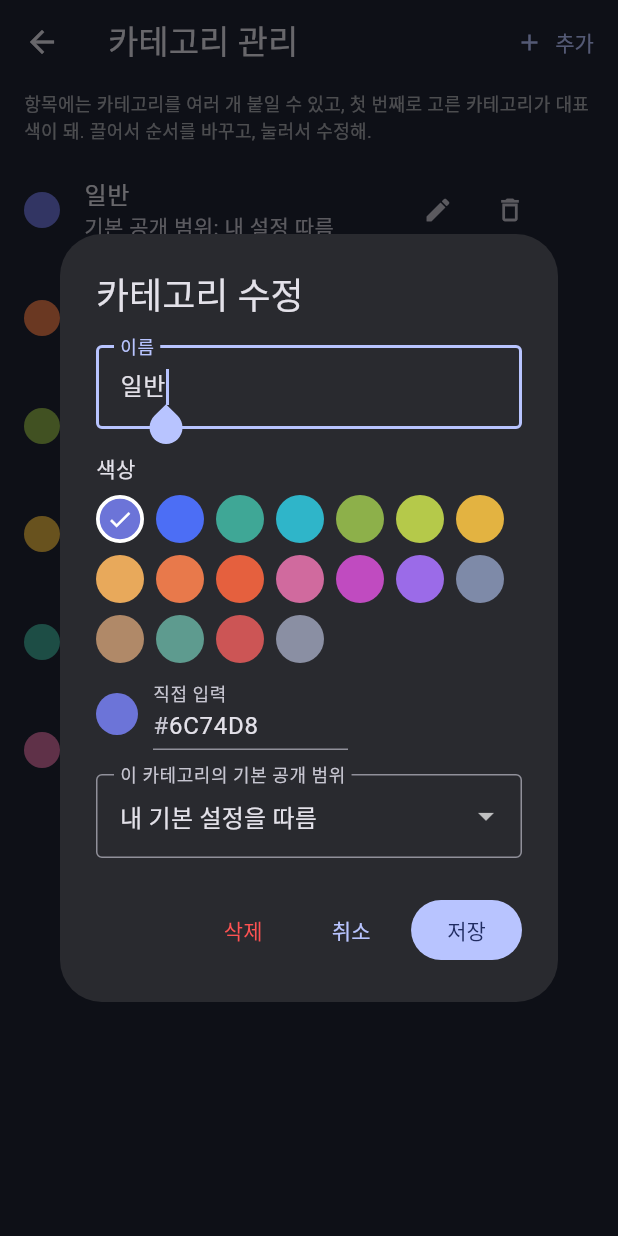
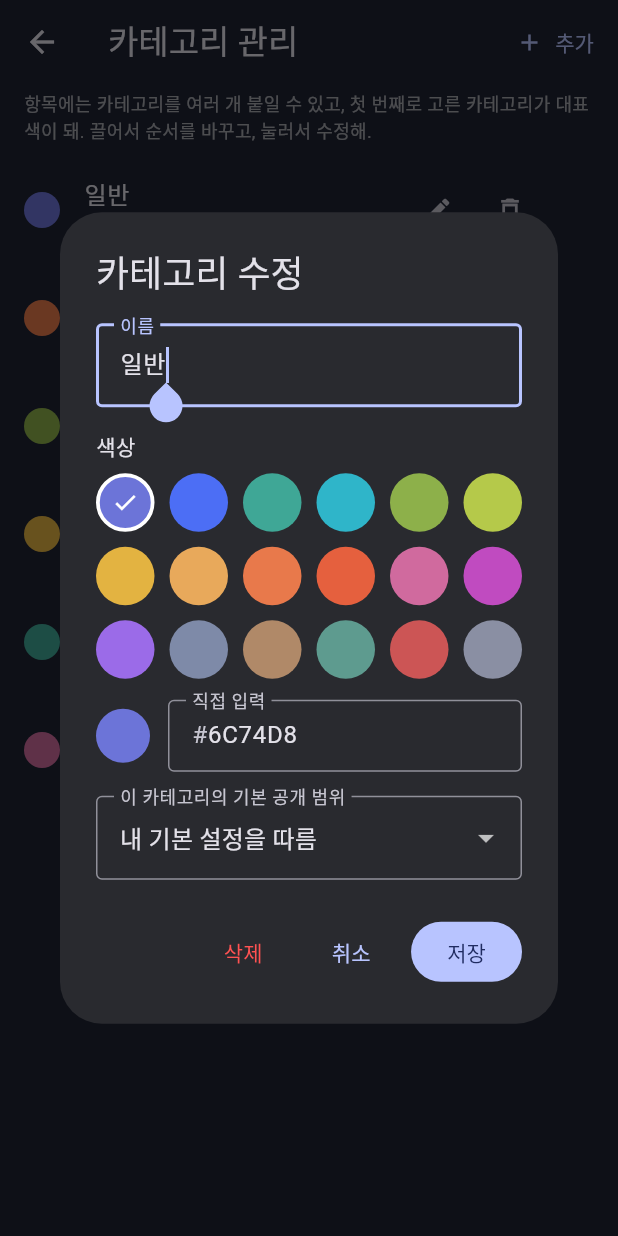
Before and after one commit to wildflow84/wildflow, a Flutter app: the CategoryManagerScreen screen opened directly, after a tap on the "edit" icon, on a phone screen of 412 x 824 dp. Run offline on Flutter 3.47's test engine with Material 3 defaults, Android fonts, the phone set to English and light mode, and no system bars; our stand-ins replace cloud_firestore, firebase_auth, firebase_core; missing offline and left inert: home_widget; accounts and stored records are empty; network calls fail; statements that could not run were skipped.

Commit message:
화면 점검: 날짜 선택창 직접 구현, 줄맞춤/줄바꿈/폭 정리
- 날짜 선택: 기본 다이얼로그가 PC 가로 레이아웃에서 제목이 줄바꿈되던 문제를 직접 만든 선택창으로 해결 (제목 한 줄, '오늘' 바로가기)
- 항목 상세 줄: 이모지 대신 아이콘+색 점으로 정리, 긴 문구 제거
- 색 팔레트: 6열 격자로 줄맞춤, 직접 입력칸을 색 견본과 한 줄로
- 설정/카테고리 관리/할 일 탭: PC에서 폭 제한(640/720)해 가운데 정렬
- 하단 탭: PC에서 폭 480으로 모음
- 전역 테마: 상단 바, 입력창(외곽선), 스낵바(플로팅) 통일
- 달력 칩 잘림에 말줄임표, 삭제 범위 선택창 문구 한 줄로
- 점검용 미리보기 경로 추가(?page=jump|color|catdialog|holiday|login|space|edit-weekly)

Co-Authored-By: Claude Sonnet 5.5 <noreply@anthropic.com>
Claude-Session: https://claude.ai/code/session_01HRGaXf3T9xS7uNCWtxQppT

```diff
--- a/lib/ui/category_manager.dart
+++ b/lib/ui/category_manager.dart
@@ -15,7 +15,6 @@ class CategoryManagerScreen extends StatelessWidget {
     return Scaffold(
       appBar: AppBar(
         title: const Text('카테고리 관리'),
-        backgroundColor: Colors.transparent,
         actions: [
           TextButton.icon(
             onPressed: () => showCategoryDialog(context),
@@ -24,7 +23,11 @@ class CategoryManagerScreen extends StatelessWidget {
           ),
         ],
       ),
-      body: Column(children: [
+      body: Align(
+        alignment: Alignment.topCenter,
+        child: ConstrainedBox(
+          constraints: const BoxConstraints(maxWidth: 640),
+          child: Column(crossAxisAlignment: CrossAxisAlignment.start, children: [
         const Padding(
           padding: EdgeInsets.fromLTRB(16, 4, 16, 8),
           child: Text(
@@ -70,6 +73,8 @@ class CategoryManagerScreen extends StatelessWidget {
           ),
         ),
       ]),
+        ),
+      ),
     );
   }
 }
--- a/lib/ui/color_picker.dart
+++ b/lib/ui/color_picker.dart
@@ -33,14 +33,18 @@ class _ColorChooserState extends State<ColorChooser> {
 
   @override
   Widget build(BuildContext context) {
-    return Column(crossAxisAlignment: CrossAxisAlignment.start, children: [
-      Wrap(spacing: 8, runSpacing: 8, children: [
+    return Column(crossAxisAlignment: CrossAxisAlignment.stretch, children: [
+      GridView.count(
+        crossAxisCount: 6,
+        mainAxisSpacing: 10,
+        crossAxisSpacing: 10,
+        shrinkWrap: true,
+        physics: const NeverScrollableScrollPhysics(),
+        children: [
           for (final c in colorPalette)
             GestureDetector(
               onTap: () => widget.onChanged(c),
               child: Container(
-              width: 32,
-              height: 32,
                 decoration: BoxDecoration(
                   color: Color(c),
                   shape: BoxShape.circle,
@@ -50,17 +54,17 @@ class _ColorChooserState extends State<ColorChooser> {
                 child: widget.value == c ? const Icon(Icons.check, size: 18, color: Colors.white) : null,
               ),
             ),
-      ]),
-      const SizedBox(height: 10),
+        ],
+      ),
+      const SizedBox(height: 14),
       Row(children: [
         Container(
-          width: 28,
-          height: 28,
+          width: 36,
+          height: 36,
           decoration: BoxDecoration(color: Color(widget.value), shape: BoxShape.circle),
         ),
-        const SizedBox(width: 10),
-        SizedBox(
-          width: 130,
+        const SizedBox(width: 12),
+        Expanded(
           child: TextField(
             controller: _hex,
             maxLength: 7,
```
Also changed, not shown: lib/main.dart (+13 -0 lines), lib/preview_main.dart (+44 -0 lines), lib/ui/date_picker.dart (added, +97 -0 lines), lib/ui/edit_sheet.dart (+6 -8 lines), lib/ui/home_screen.dart (+80 -22 lines), lib/ui/settings_screen.dart (+8 -2 lines). Lines whose indentation alone changed are shown as unchanged.
